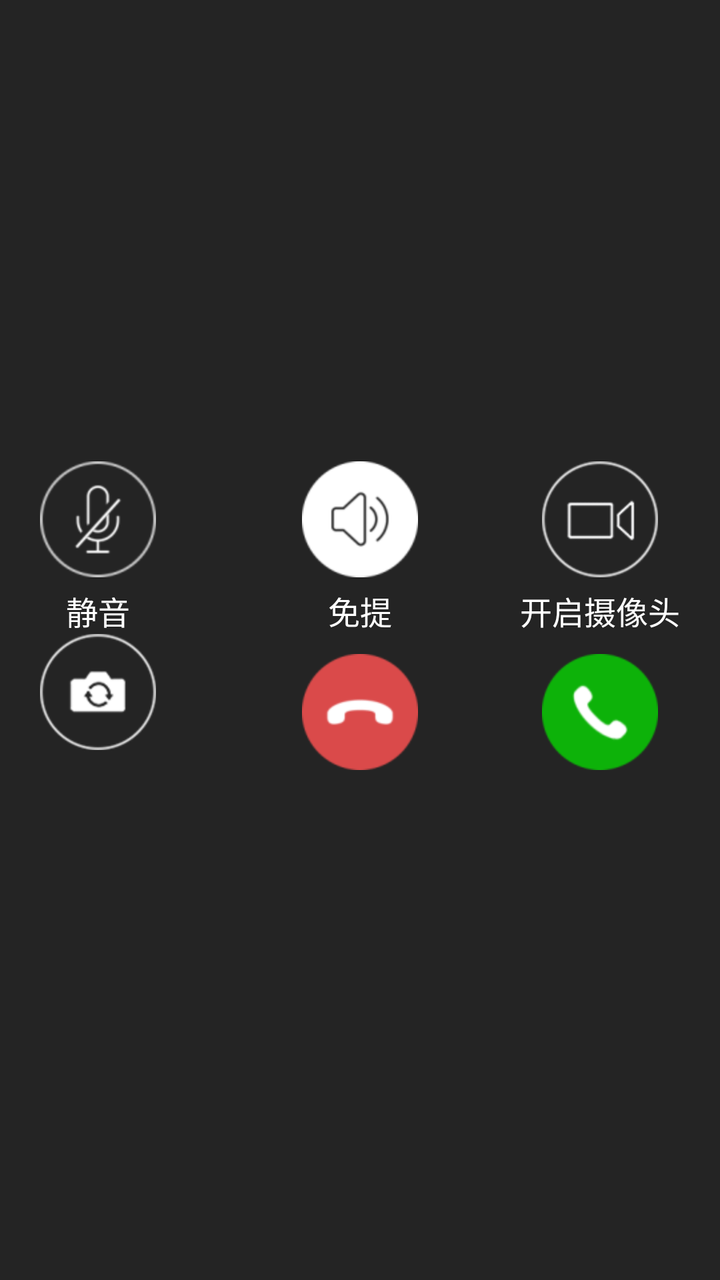
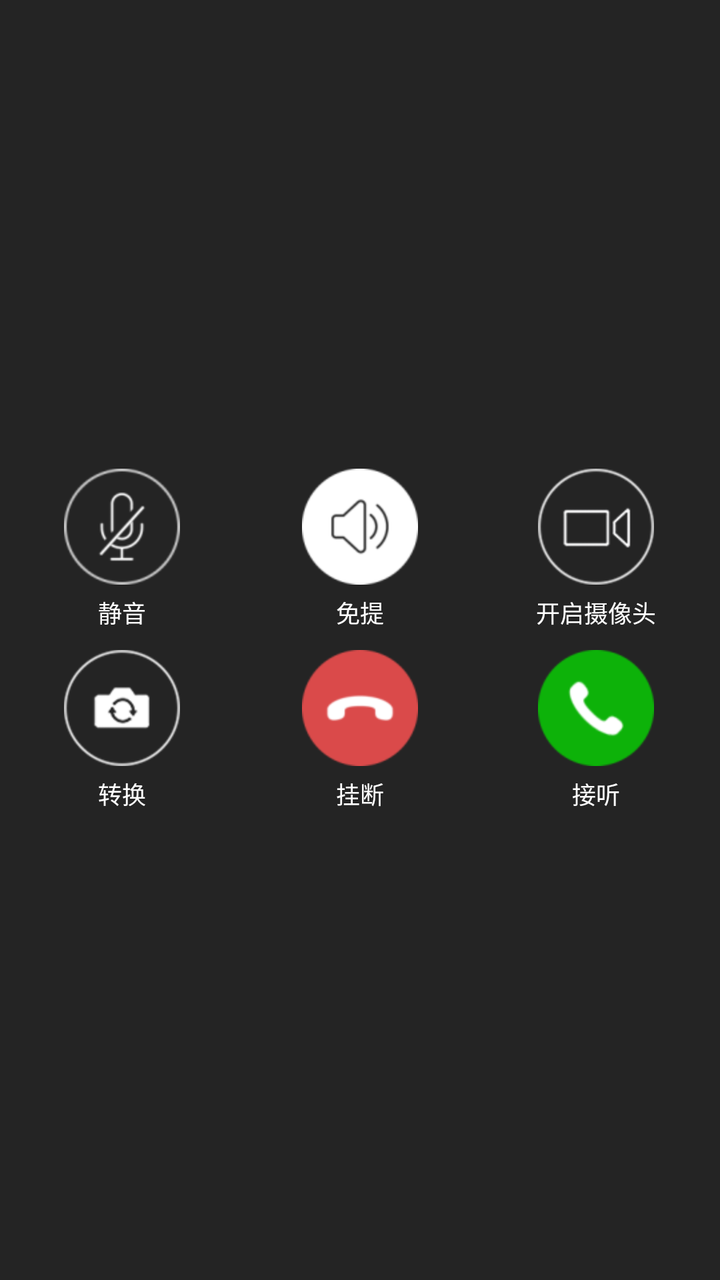

Two renders of the same Android screen: before a commit and after it. Below are the layout's source before the change and the commit's diff.
<!-- AndroidManifest.xml: another module's application theme AppTheme -->
<!-- res/layout/wr_fragment_room_control.xml -->
<?xml version="1.0" encoding="utf-8"?>
<RelativeLayout xmlns:android="http://schemas.android.com/apk/res/android"
    android:layout_width="match_parent"
    android:layout_height="match_parent"
    android:background="@color/wr_background"
    android:gravity="center"
    android:padding="20dp">
    
    <TextView
        android:id="@+id/wr_switch_mute"
        android:layout_width="wrap_content"
        android:layout_height="wrap_content"
        android:layout_alignParentStart="true"
        android:drawableTop="@drawable/webrtc_btn_voice_mute"
        android:drawablePadding="5dp"
        android:gravity="center_horizontal"
        android:text="@string/webrtc_chat_mute"
        android:textColor="@android:color/white"
        android:textSize="@dimen/wr_control_text_size" />
    
    <TextView
        android:id="@+id/wr_hand_free"
        android:layout_width="wrap_content"
        android:layout_height="wrap_content"
        android:layout_centerHorizontal="true"
        android:layout_marginBottom="10dp"
        android:drawableTop="@drawable/webrtc_hands_free"
        android:drawablePadding="5dp"
        android:gravity="center_horizontal"
        android:text="@string/webrtc_chat_hands_free"
        android:textColor="@android:color/white"
        android:textSize="@dimen/wr_control_text_size" />
    
    <TextView
        android:id="@+id/wr_open_camera"
        android:layout_width="wrap_content"
        android:layout_height="wrap_content"
        android:layout_alignParentEnd="true"
        android:layout_marginBottom="10dp"
        android:drawableTop="@drawable/webrtc_btn_open_camera"
        android:drawablePadding="5dp"
        android:text="@string/webrtc_open_camera"
        android:textColor="@android:color/white"
        android:textSize="@dimen/wr_control_text_size" />
    
    <TextView
        android:id="@+id/wr_switch_camera"
        android:layout_width="wrap_content"
        android:layout_height="wrap_content"
        android:layout_below="@id/wr_switch_mute"
        android:layout_alignStart="@+id/wr_switch_mute"
        android:layout_alignParentLeft="true"
        android:drawableTop="@drawable/webrtc_switch_camera"
        android:drawablePadding="5dp"
        android:gravity="center_horizontal" />
    
    <TextView
        android:id="@+id/wr_switch_hang_up"
        android:layout_width="wrap_content"
        android:layout_height="wrap_content"
        android:layout_below="@id/wr_hand_free"
        android:layout_centerHorizontal="true"
        android:drawableTop="@drawable/webrtc_cancel"
        android:drawablePadding="5dp"
        android:gravity="center_horizontal"

        />
    <TextView
        android:id="@+id/wr_switch_accept"
        android:layout_width="wrap_content"
        android:layout_height="wrap_content"
        android:layout_below="@id/wr_open_camera"
        android:layout_alignStart="@+id/wr_open_camera"
        android:layout_alignParentEnd="true"
        android:drawableTop="@drawable/webrtc_btn_voice_answer"
        android:drawablePadding="5dp"
        android:gravity="center_horizontal"

        />
</RelativeLayout>
<!-- resources referenced by this layout -->
<resources>
  <color name="wr_background">#242424</color>
  <dimen name="wr_control_text_size">16sp</dimen>
  <!-- drawable webrtc_btn_open_camera (drawable) -->
  <?xml version="1.0" encoding="utf-8"?>
  <selector xmlns:android="http://schemas.android.com/apk/res/android">
  <item android:state_pressed="false"
      android:drawable="@drawable/webrtc_open_camera_normal"/>
  <item android:state_pressed="true"
      android:drawable="@drawable/webrtc_open_camera_press"/>
  </selector>
  <!-- drawable webrtc_btn_voice_answer (drawable) -->
  <?xml version="1.0" encoding="utf-8"?>
  <selector xmlns:android="http://schemas.android.com/apk/res/android">
      <item android:state_pressed="false"
          android:drawable="@drawable/webrtc_answer"/>
      <item android:state_pressed="true"
          android:drawable="@drawable/webrtc_answer_click"/>
  </selector>
  <!-- drawable webrtc_btn_voice_mute (drawable) -->
  <?xml version="1.0" encoding="utf-8"?>
  <selector xmlns:android="http://schemas.android.com/apk/res/android">
      <item android:drawable="@drawable/webrtc_mute_default_click" android:state_enabled="false" />
      <item android:drawable="@drawable/webrtc_mute_default" android:state_pressed="false" />
      <item android:drawable="@drawable/webrtc_mute_default_click" android:state_pressed="true" />
      <item android:drawable="@drawable/webrtc_mute_default_click" android:state_checked="true" />
      <item android:drawable="@drawable/webrtc_mute_default_click" android:state_checked="true" />
      <item android:drawable="@drawable/webrtc_mute_default" />
  </selector>
  <!-- drawable webrtc_cancel: png bitmap (drawable-hdpi, 2029 bytes) -->
  <!-- drawable webrtc_hands_free: png bitmap (drawable-hdpi, 2070 bytes) -->
  <!-- drawable webrtc_switch_camera (drawable) -->
  <?xml version="1.0" encoding="utf-8"?>
  <selector xmlns:android="http://schemas.android.com/apk/res/android">
      <item android:state_pressed="false"
          android:drawable="@drawable/webrtc_switch_camera_normal"/>
      <item android:state_pressed="true"
          android:drawable="@drawable/webrtc_switch_camera_press"/>
  </selector>
  <string name="webrtc_chat_hands_free">免提</string>
  <string name="webrtc_chat_mute">静音</string>
  <string name="webrtc_open_camera">开启摄像头</string>
  <style name="AppTheme" parent="Theme.AppCompat.Light.NoActionBar">
          
          <item name="colorPrimary">@color/colorPrimary</item>
          <item name="colorPrimaryDark">@color/colorPrimaryDark</item>
          <item name="colorAccent">@color/colorAccent</item>
          
          
          
          <item name="colorBackgroundFloating">@color/white</item>
      </style>
  <!-- drawable webrtc_open_camera_normal: png bitmap (drawable-hdpi, 8097 bytes) -->
  <!-- drawable webrtc_open_camera_press: png bitmap (drawable-hdpi, 10071 bytes) -->
  <!-- drawable webrtc_answer: png bitmap (drawable-hdpi, 2409 bytes) -->
  <!-- drawable webrtc_answer_click: png bitmap (drawable-hdpi, 2301 bytes) -->
  <!-- drawable webrtc_mute_default_click: png bitmap (drawable-hdpi, 2281 bytes) -->
  <!-- drawable webrtc_mute_default: png bitmap (drawable-hdpi, 2744 bytes) -->
  <!-- drawable webrtc_switch_camera_normal: png bitmap (drawable-hdpi, 6701 bytes) -->
  <!-- drawable webrtc_switch_camera_press: png bitmap (drawable-hdpi, 4466 bytes) -->
  <color name="colorPrimary">#3e64e4</color>
  <color name="colorPrimaryDark">#3e64e4</color>
  <color name="colorAccent">#7e7e7e</color>
  <color name="white">#ffffff</color>
</resources>

<!-- the commit's change to res/layout/wr_fragment_room_control.xml (unified diff, before → after) -->
@@ -4,7 +4,7 @@
     android:layout_height="match_parent"
     android:background="@color/wr_background"
     android:gravity="center"
-    android:padding="20dp">
+    android:padding="12dp">
     
     <TextView
         android:id="@+id/wr_switch_mute"
@@ -13,6 +13,8 @@
         android:layout_alignParentStart="true"
         android:drawableTop="@drawable/webrtc_btn_voice_mute"
         android:drawablePadding="5dp"
+        android:layout_marginLeft="20dp"
+        android:layout_marginBottom="10dp"
         android:gravity="center_horizontal"
         android:text="@string/webrtc_chat_mute"
         android:textColor="@android:color/white"
@@ -39,6 +41,7 @@
         android:layout_marginBottom="10dp"
         android:drawableTop="@drawable/webrtc_btn_open_camera"
         android:drawablePadding="5dp"
+        android:layout_marginRight="20dp"
         android:text="@string/webrtc_open_camera"
         android:textColor="@android:color/white"
         android:textSize="@dimen/wr_control_text_size" />
@@ -52,6 +55,10 @@
         android:layout_alignParentLeft="true"
         android:drawableTop="@drawable/webrtc_switch_camera"
         android:drawablePadding="5dp"
+        android:layout_marginLeft="20dp"
+        android:text="转换"
+        android:textSize="@dimen/wr_control_text_size"
+        android:textColor="@android:color/white"
         android:gravity="center_horizontal" />
     
     <TextView
@@ -62,6 +69,9 @@
         android:layout_centerHorizontal="true"
         android:drawableTop="@drawable/webrtc_cancel"
         android:drawablePadding="5dp"
+        android:text="挂断"
+        android:textSize="@dimen/wr_control_text_size"
+        android:textColor="@android:color/white"
         android:gravity="center_horizontal"
 
         />
@@ -74,7 +84,10 @@
         android:layout_alignParentEnd="true"
         android:drawableTop="@drawable/webrtc_btn_voice_answer"
         android:drawablePadding="5dp"
+        android:layout_marginRight="20dp"
         android:gravity="center_horizontal"
-
+        android:text="接听"
+        android:textSize="@dimen/wr_control_text_size"
+        android:textColor="@android:color/white"
         />
 </RelativeLayout>
<!-- resource entries referenced after the edit -->
@@ -1,7 +1,7 @@
 <!-- resources referenced by this layout -->
 <resources>
   <color name="wr_background">#242424</color>
-  <dimen name="wr_control_text_size">16sp</dimen>
+  <dimen name="wr_control_text_size">12sp</dimen>
   <!-- drawable webrtc_btn_open_camera (drawable) -->
   <?xml version="1.0" encoding="utf-8"?>
   <selector xmlns:android="http://schemas.android.com/apk/res/android">
